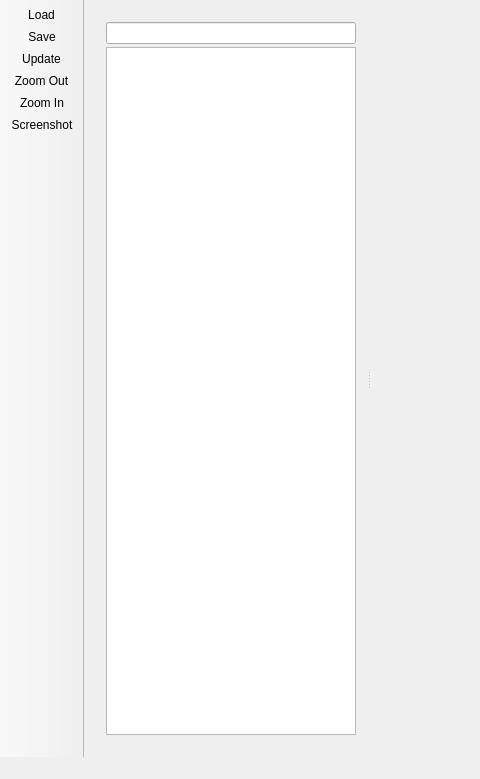
This is mainwindow.ui in gamoeba/stagehand as Qt 5 draws it before an edit; both pictures show x 0 to 480 and y 0 to 779 of the 1000 by 779 pixel window. The edited form follows.
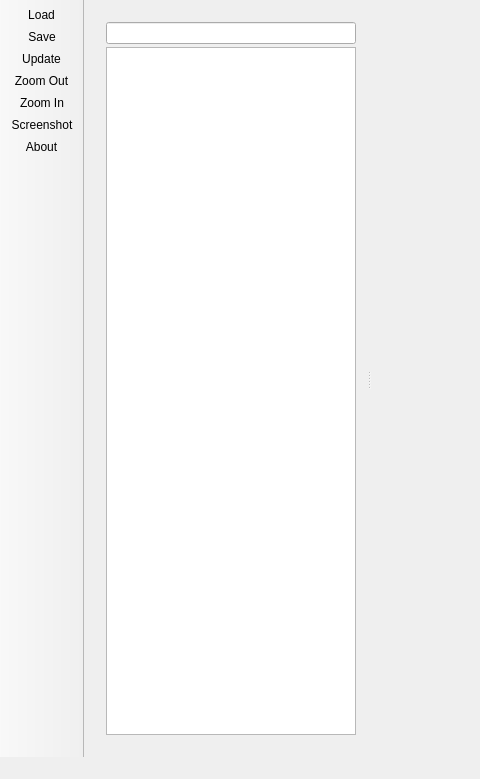
This is the edited form. Icons and pictures are not drawn.

The edit to the form file:
```diff
--- a/mainwindow.ui
+++ b/mainwindow.ui
@@ -273,6 +273,7 @@
    <addaction name="actionZoom_Out"/>
    <addaction name="actionZoom_In"/>
    <addaction name="actionScreenshot"/>
+   <addaction name="actionAbout"/>
   </widget>
   <widget class="QStatusBar" name="statusBar"/>
   <action name="actionLoad">
@@ -342,6 +343,11 @@
     <string>Show/Hide Screenshot</string>
    </property>
   </action>
+  <action name="actionAbout">
+   <property name="text">
+    <string>About</string>
+   </property>
+  </action>
  </widget>
  <layoutdefault spacing="6" margin="11"/>
  <resources>
```
Left out of the diff: 17 changed lines with no effect on the pictures.
